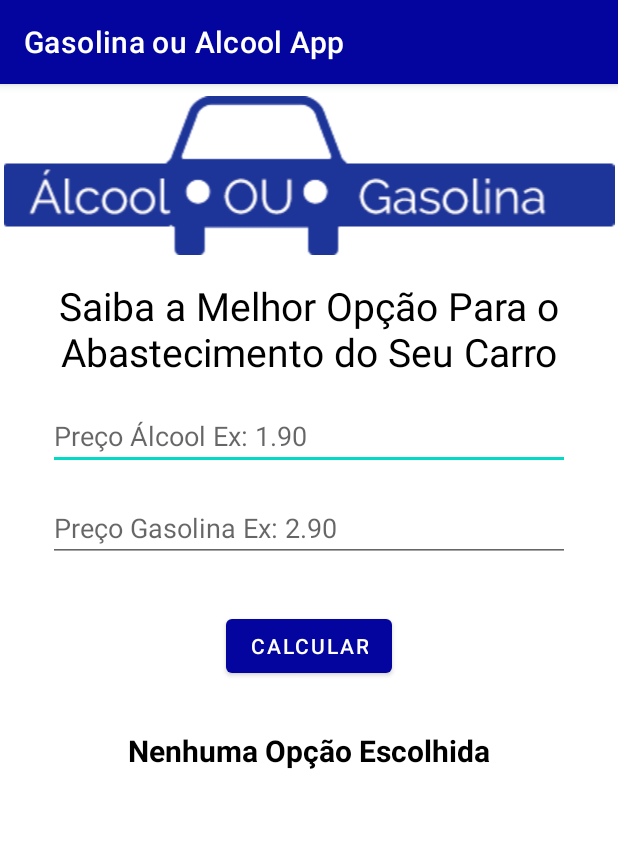
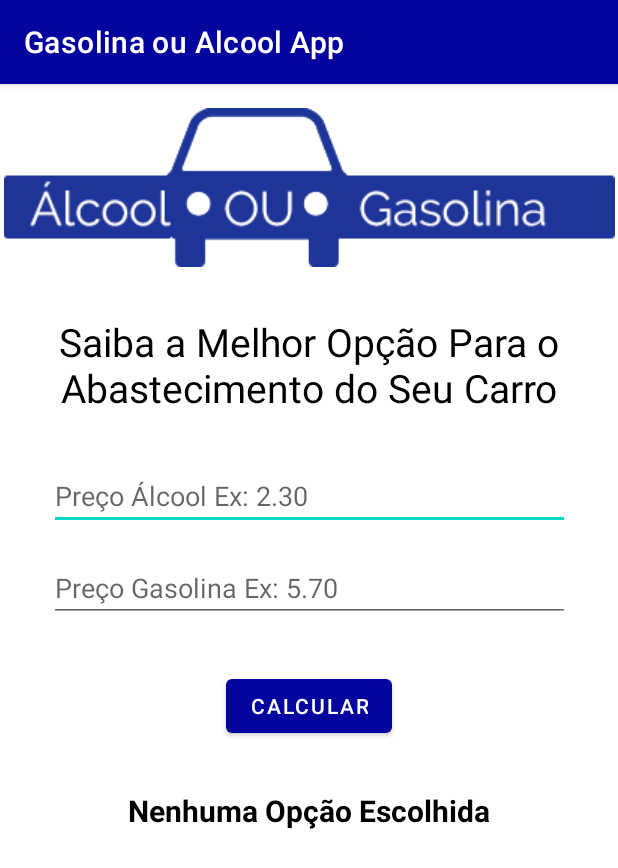
Before and after one commit to PatrickPortes/GasolinaouAlcoolApp, an Android app: the screen it shows after launch (MainActivity), on a phone screen of 412 x 824 dp. Shown: the top 868 px of the screen. Run offline under Robolectric (Android 15) with nearby library versions, the phone set to English and light mode, and no system bars.

Commit message:
Layout Landscape and viewBinding
Implementando e evoluindo o layout principal em landscape, e adicionando exemplos e formas diferentes de se utilizar o viewBinding.

```diff
--- a/app/build.gradle
+++ b/app/build.gradle
@@ -30,6 +30,10 @@ android {
     kotlinOptions {
         jvmTarget = '1.8'
     }
+    buildFeatures {
+        viewBinding true
+    }
+    namespace 'com.example.gasolinaoualcoolapp'
 }
 
 dependencies {
--- a/app/src/main/AndroidManifest.xml
+++ b/app/src/main/AndroidManifest.xml
@@ -1,7 +1,6 @@
 <?xml version="1.0" encoding="utf-8"?>
 <manifest xmlns:android="http://schemas.android.com/apk/res/android"
-    xmlns:tools="http://schemas.android.com/tools"
-    package="com.example.gasolinaoualcoolapp">
+    xmlns:tools="http://schemas.android.com/tools">
 
     <application
         android:allowBackup="true"
--- a/app/src/main/java/com/example/gasolinaoualcoolapp/MainActivity.kt
+++ b/app/src/main/java/com/example/gasolinaoualcoolapp/MainActivity.kt
@@ -3,21 +3,32 @@ package com.example.gasolinaoualcoolapp
 import androidx.appcompat.app.AppCompatActivity
 import android.os.Bundle
 import android.view.View
+import com.example.gasolinaoualcoolapp.databinding.ActivityMainBinding
 import kotlinx.android.synthetic.main.activity_main.*
 
 class MainActivity : AppCompatActivity() {
+
+    private lateinit var binding: ActivityMainBinding
+
     override fun onCreate(savedInstanceState: Bundle?) {
         super.onCreate(savedInstanceState)
-        setContentView(R.layout.activity_main)
+        //setContentView(R.layout.activity_main)
+
+        binding = ActivityMainBinding.inflate(layoutInflater)
+        setContentView(binding.root)
     }
 
     fun calcularPreco(view: View) {
 
-        //Utilizando métodos padrões:
-        //val precoAlcool = findViewById<EditText>(R.id.editTextPrecoAlcool)
-        //val precoGasolina = findViewById<EditText>(R.id.editTextPrecoGasolina)
+        //Inicializando as Views de Forma Padrão pelo findViewById:
+        /*val precoAlcool = findViewById<EditText>(R.id.editTextPrecoAlcool)
+        val precoGasolina = findViewById<EditText>(R.id.editTextPrecoGasolina)*/
 
-        //Utilizando o plugin/extensão do kotlin para viewbinding:
+        //Inicializando as Views por Meio da Extensão/Plugin do Kotlin para viewbinding:
+        /*val precoAlcool = editTextPrecoAlcool.text.toString()
+        val precoGasolina = editTextPrecoGasolina.text.toString()*/
+
+        //Inicializando por meio da viewBinding Manualmente (usando private lateinit):
         val precoAlcool = editTextPrecoAlcool.text.toString()
         val precoGasolina = editTextPrecoGasolina.text.toString()
 
@@ -56,7 +67,8 @@ class MainActivity : AppCompatActivity() {
         /*
             Realizando o Cálculo (Álcool / Gasolina)
             Se o resultado for >= 0,7 = utilizar gasolina
-            Senão melhor utilizar álcool
+            Senão melhor utilizar álcool:
+            (0,7 seria 70% na lógica)
          */
         val resultadoPreco = valorAlcool / valorGasolina
         if (resultadoPreco >= 0.7) {
--- a/app/src/main/res/layout/activity_main.xml
+++ b/app/src/main/res/layout/activity_main.xml
@@ -6,11 +6,25 @@
     android:layout_height="match_parent"
     tools:context=".MainActivity">
 
+    <ScrollView
+        android:layout_width="0dp"
+        android:layout_height="0dp"
+        app:layout_constraintBottom_toBottomOf="parent"
+        app:layout_constraintEnd_toEndOf="parent"
+        app:layout_constraintHorizontal_bias="0.0"
+        app:layout_constraintStart_toStartOf="parent"
+        app:layout_constraintTop_toTopOf="parent"
+        app:layout_constraintVertical_bias="0.0">
+
+        <androidx.constraintlayout.widget.ConstraintLayout
+            android:layout_width="match_parent"
+            android:layout_height="wrap_content">
+
             <ImageView
                 android:id="@+id/imageView"
-        android:layout_width="0dp"
+                android:layout_width="411dp"
                 android:layout_height="wrap_content"
-        android:layout_marginTop="8dp"
+                android:layout_marginTop="16dp"
                 app:layout_constraintEnd_toEndOf="parent"
                 app:layout_constraintStart_toStartOf="parent"
                 app:layout_constraintTop_toTopOf="parent"
@@ -20,9 +34,9 @@
                 android:id="@+id/button"
                 android:layout_width="wrap_content"
                 android:layout_height="wrap_content"
-        android:layout_marginStart="32dp"
+                android:layout_marginStart="149dp"
                 android:layout_marginTop="32dp"
-        android:layout_marginEnd="32dp"
+                android:layout_marginEnd="150dp"
                 android:onClick="calcularPreco"
                 android:text="Calcular"
                 app:layout_constraintEnd_toEndOf="parent"
@@ -31,10 +45,10 @@
 
             <TextView
                 android:id="@+id/textView"
-        android:layout_width="0dp"
+                android:layout_width="379dp"
                 android:layout_height="wrap_content"
                 android:layout_marginStart="16dp"
-        android:layout_marginTop="16dp"
+                android:layout_marginTop="32dp"
                 android:layout_marginEnd="16dp"
                 android:text="Saiba a Melhor Opção Para o Abastecimento do Seu Carro"
                 android:textAlignment="center"
@@ -46,13 +60,13 @@
 
             <EditText
                 android:id="@+id/editTextPrecoAlcool"
-        android:layout_width="0dp"
+                android:layout_width="347dp"
                 android:layout_height="wrap_content"
                 android:layout_marginStart="32dp"
-        android:layout_marginTop="16dp"
+                android:layout_marginTop="32dp"
                 android:layout_marginEnd="32dp"
                 android:ems="10"
-        android:hint="Preço Álcool Ex: 1.90"
+                android:hint="Preço Álcool Ex: 2.30"
                 android:inputType="numberDecimal"
                 app:layout_constraintEnd_toEndOf="parent"
                 app:layout_constraintStart_toStartOf="parent"
@@ -61,13 +75,13 @@
 
             <EditText
                 android:id="@+id/editTextPrecoGasolina"
-        android:layout_width="0dp"
+                android:layout_width="347dp"
                 android:layout_height="wrap_content"
                 android:layout_marginStart="32dp"
                 android:layout_marginTop="16dp"
                 android:layout_marginEnd="32dp"
                 android:ems="10"
-        android:hint="Preço Gasolina Ex: 2.90"
+                android:hint="Preço Gasolina Ex: 5.70"
                 android:inputType="numberDecimal"
                 app:layout_constraintEnd_toEndOf="parent"
                 app:layout_constraintStart_toStartOf="parent"
@@ -78,15 +92,19 @@
                 android:id="@+id/textViewResultado"
                 android:layout_width="wrap_content"
                 android:layout_height="wrap_content"
-        android:layout_marginStart="32dp"
+                android:layout_marginStart="83dp"
                 android:layout_marginTop="32dp"
-        android:layout_marginEnd="32dp"
+                android:layout_marginEnd="84dp"
+                android:layout_marginBottom="32dp"
                 android:text="Nenhuma Opção Escolhida"
                 android:textAlignment="center"
                 android:textColor="@color/black"
                 android:textSize="20sp"
                 android:textStyle="bold"
+                app:layout_constraintBottom_toBottomOf="parent"
                 app:layout_constraintEnd_toEndOf="parent"
                 app:layout_constraintStart_toStartOf="parent"
                 app:layout_constraintTop_toBottomOf="@+id/button" />
         </androidx.constraintlayout.widget.ConstraintLayout>
+    </ScrollView>
+</androidx.constraintlayout.widget.ConstraintLayout>
--- a/build.gradle
+++ b/build.gradle
@@ -1,7 +1,7 @@
 // Top-level build file where you can add configuration options common to all sub-projects/modules.
 plugins {
-    id 'com.android.application' version '7.2.2' apply false
-    id 'com.android.library' version '7.2.2' apply false
+    id 'com.android.application' version '8.1.2' apply false
+    id 'com.android.library' version '8.1.2' apply false
     id 'org.jetbrains.kotlin.android' version '1.7.10' apply false
 }
 
--- a/gradle.properties
+++ b/gradle.properties
@@ -21,3 +21,5 @@ kotlin.code.style=official
 # resources declared in the library itself and none from the library's dependencies,
 # thereby reducing the size of the R class for that library
 android.nonTransitiveRClass=true
+android.defaults.buildfeatures.buildconfig=true
+android.nonFinalResIds=false
```
Also changed, not shown: gradle/wrapper/gradle-wrapper.properties. Lines whose indentation alone changed are shown as unchanged.
